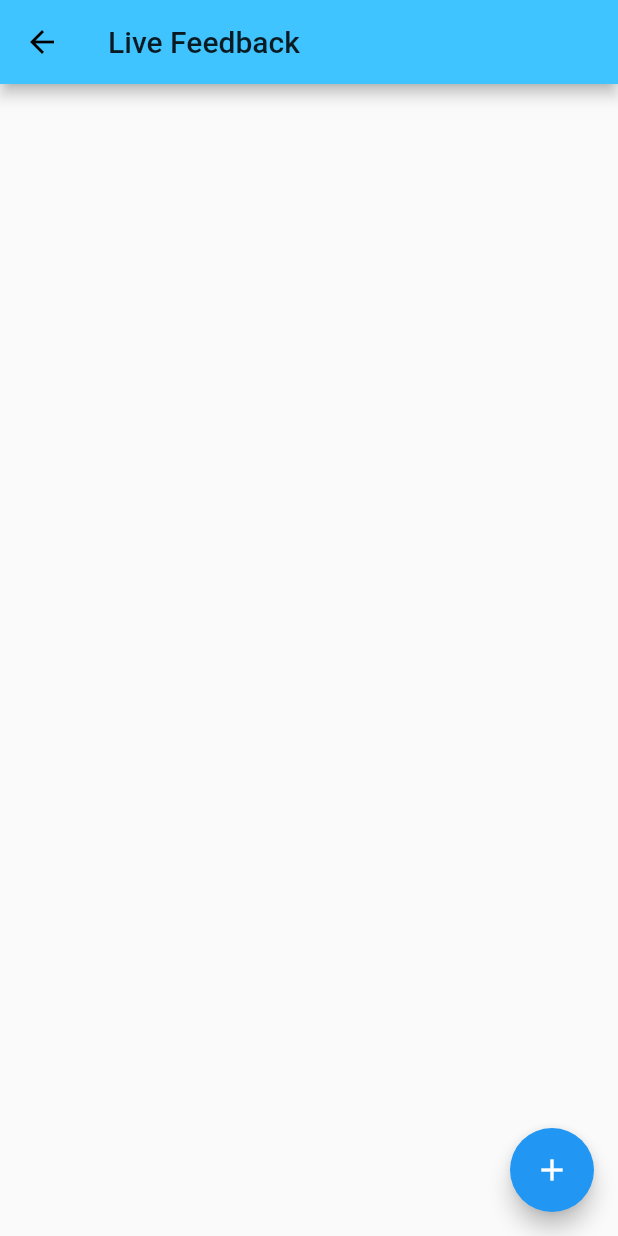
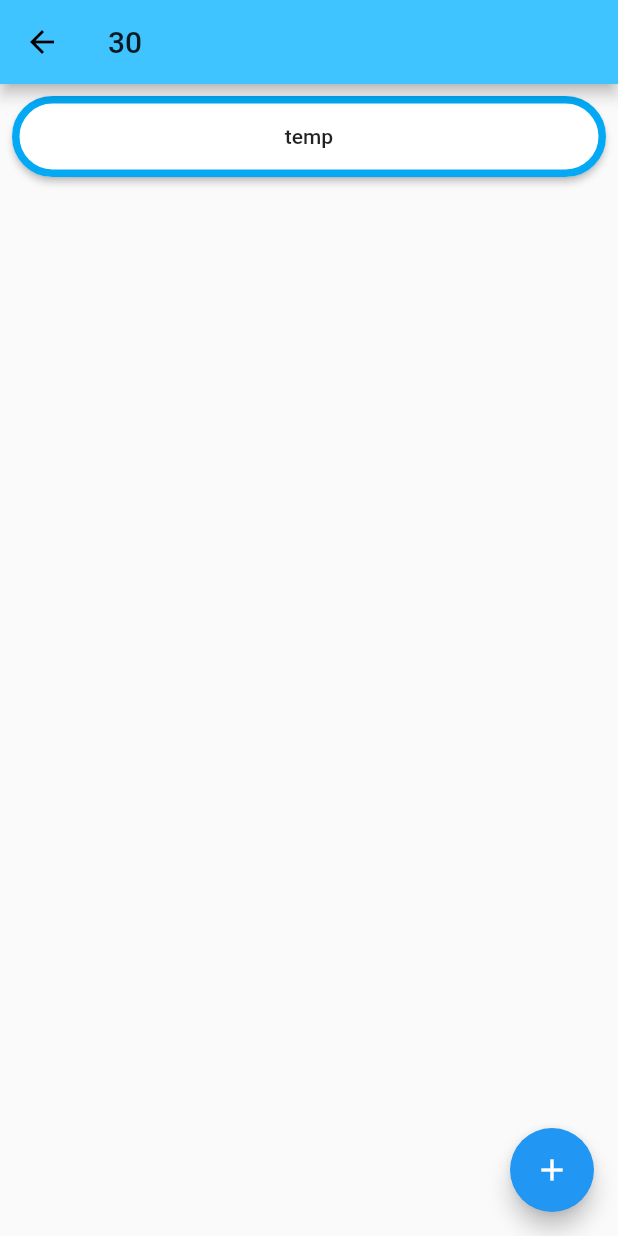
Before and after one commit to softeng-feup/open-cx-aacm, a Flutter app: the HomePage screen opened by its route, on a phone screen of 412 x 824 dp. Run offline on Flutter 3.47's test engine with Material 2 defaults, Android fonts, the phone set to English and light mode, and no system bars; Roboto replaces fonts that are missing (Montserrat).

Commit message:
implemented scroll

```diff
--- a/project1/lib/home_page.dart
+++ b/project1/lib/home_page.dart
@@ -19,6 +19,9 @@ class MyHomePage extends State<HomePage> {
   int _counter = 0;
   List<ForumInfo> listLectures=[];
 
+  MyHomePage(){
+    listLectures.add(new ForumInfo());
+  }
   void getForumInfo(ForumInfo newForum) async{
     Navigator.push(
       context,
@@ -34,63 +37,51 @@ class MyHomePage extends State<HomePage> {
       getForumInfo(newLecture);
       listLectures.add(newLecture);}
     });}
-
   @override
   Widget build(BuildContext context) {
+    DateTime now = new DateTime.now();
     return Scaffold(
       appBar: AppBar(
-        // Here we take the value from the MyHomePage object that was created by
+        // Here we take the value frorm the MyHomePage object that was created by
         // the App.build method, and use it to set our appbar title.
-        title: Text(widget.title),
+        title: Text(now.minute.toString()),
       ),
-      body: Center(
-        // Center is a layout widget. It takes a single child and positions it
-        // in the middle of the parent.
-        child: Column(
-          children: <Widget>
-          [
-
-            for ( var i = 0; i < _counter; i++)
-              new SizedBox(
-                  width: 300,
-                  child:Padding(
-                    padding: EdgeInsets.symmetric(vertical: 16.0),
+      body:
+      new ListView.builder(
+          itemCount: listLectures.length,
+          itemBuilder: (context, index) {
+                  return SizedBox(
+                    width: 100,
+                        height: 70,
+                    child: Padding(
+                    padding:  EdgeInsets.all(8.0),
                         child: RaisedButton(
                           shape: RoundedRectangleBorder(
-                        side: BorderSide(color: Colors.lightBlue,width: 5.0),
+                            side: BorderSide(
+                                color: Colors.lightBlue, width: 5.0),
                             borderRadius: BorderRadius.circular(30),
                           ),
                           onPressed: () {
-                        Navigator.push(context,  MaterialPageRoute(builder: (context) => Forum()));
+                            Navigator.push(context,
+                                MaterialPageRoute(
+                                    builder: (context) => Forum()));
                           },
                           padding: EdgeInsets.all(12),
                           color: Colors.white,
-                      child: Text(listLectures[i].getName(),
-                          style: TextStyle(
-                              fontSize:20 ,
-                              foreground: Paint()
-                        ..shader = ui.Gradient.linear(
-                          const Offset(0, 20),
-                          const Offset(150, 20),
-                          <Color>[
-                            Colors.lightBlue,
-                            Colors.blueGrey,
-                          ],
-                        )
-                          )
+                          child: Text(listLectures[index].getName()
                           ),
                         ),
                     )
-      )
-          ],
-        )
+                  );
+                }
     ),
-      floatingActionButton: FloatingActionButton(
-        onPressed:_incrementCounter,
+      floatingActionButton:FloatingActionButton(
+         onPressed: _incrementCounter,
          child: Icon(Icons.add),
       ), // This trailing comma makes auto-formatting nicer for build methods.
     );
   }
+
 }
 
 
```
Lines whose indentation alone changed are shown as unchanged.
